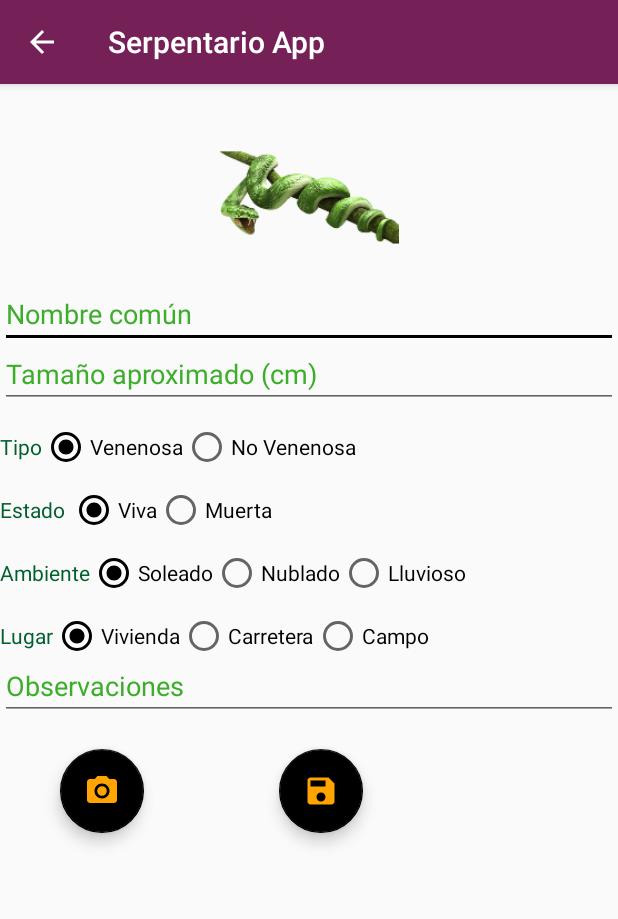
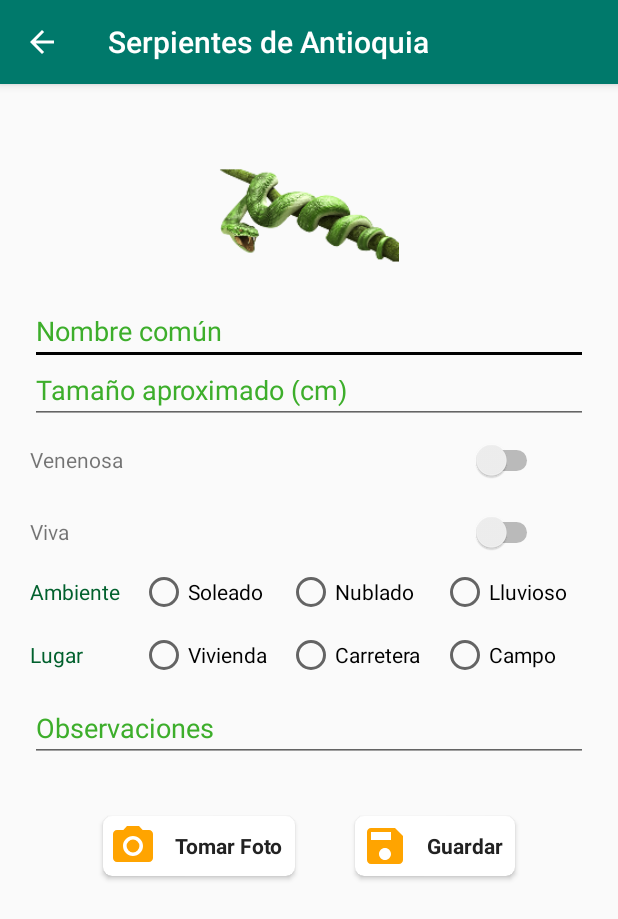
Before and after one commit to DiegoVR17/SerpientesDeAntioquia, an Android app: the AvistamientoActivity screen opened directly, with no data from a screen before it, on a phone screen of 412 x 824 dp. Shown: the top 919 px of the screen. Run offline under Robolectric (Android 15) with nearby library versions, the phone set to English and light mode, and no system bars; our stand-ins replace Firebase (no records; nobody signed in at launch, a user with empty details on screens opened directly); 1 statement that could not run was skipped.

Commit message:
Commiting source code

```diff
--- a/app/src/main/java/com/example/serpentario_app/AvistamientoActivity.kt
+++ b/app/src/main/java/com/example/serpentario_app/AvistamientoActivity.kt
@@ -61,6 +61,8 @@ class AvistamientoActivity : AppCompatActivity() {
         var Nombre = NombreSerp.text.toString()
         var Coordenas = Coordenadas.text.toString()
 
+
+
         BtnTomarFoto.setOnClickListener {
 
             val takePictureIntent = Intent(MediaStore.ACTION_IMAGE_CAPTURE)
@@ -80,23 +82,21 @@ class AvistamientoActivity : AppCompatActivity() {
             var lugar = ""
 
 
-            if (radioGTipo.checkedRadioButtonId != -1){
-                if(Tipo1.isChecked){
+                if(switch_voz.isChecked){
                     tipo +="Venenosa"
                 }
-                if (Tipo2.isChecked){
-                    tipo +="No venenosa"
+                else{
+                    tipo += "No venenosa"
                 }
-            }
-            if (radioGEstado.checkedRadioButtonId != -1){
-                if(Viva.isChecked){
+
+                if(switch_voz.isChecked){
+                     estado +="Viva"
+                }
+                else{
                     estado +="Viva"
-                }
-                if (Muerta.isChecked){
-                    estado +="Muerta"
-                }
-            }
-            if (radioGAmbiente.checkedRadioButtonId != -1){
+                 }
+
+
                 if(Soleado.isChecked){
                     ambiente +="Soleado"
                 }
@@ -106,8 +106,7 @@ class AvistamientoActivity : AppCompatActivity() {
                 if(Lluvioso.isChecked){
                     ambiente +="Lluvioso"
                 }
-            }
-            if (radioGLugar.checkedRadioButtonId != -1){
+
                 if(Vivienda.isChecked){
                     lugar +="Vivienda"
                 }
@@ -117,7 +116,7 @@ class AvistamientoActivity : AppCompatActivity() {
                 if(Campo.isChecked){
                     lugar +="Campo"
                 }
-            }
+
 
             if(Nombre == ""){
                 Nombre +="Por defecto"
--- a/app/src/main/java/com/example/serpentario_app/MainActivity.kt
+++ b/app/src/main/java/com/example/serpentario_app/MainActivity.kt
@@ -33,7 +33,7 @@ class MainActivity : AppCompatActivity() {
         val tv1 = hView.findViewById(R.id.NombreApp) as TextView
         val tv2 = hView.findViewById(R.id.NombreUsuario) as TextView
 
-        tv1.text = "Serpentario App"
+        tv1.text = "Serpientes de Antioquia"
         tv2.text = currentUser?.displayName
         ImageView.setImageResource(R.mipmap.icono_splash_foreground)
 
--- a/app/src/main/res/layout/activity_avistamiento.xml
+++ b/app/src/main/res/layout/activity_avistamiento.xml
@@ -6,119 +6,112 @@
     android:layout_width="match_parent"
     android:layout_height="match_parent"
     tools:context=".AvistamientoActivity"
-    android:orientation="vertical">
+    android:padding="20dp"
+    android:orientation="vertical"
+    android:layout_centerHorizontal="true">
 
     <ImageView
         android:id="@+id/imageViewFoto"
         android:layout_width="match_parent"
         android:layout_height="120dp"
-        android:layout_marginTop="16dp"
+        android:layout_marginTop="8dp"
         android:src="@mipmap/icono_serpiente_login_foreground">
     </ImageView>
 
     <EditText
         android:id="@+id/NombreSerp"
         android:layout_width="match_parent"
-    android:layout_height="40dp"
+        android:layout_height="39dp"
         android:hint="@string/Nombre"
-        android:textColorHint="@color/GreenU1"></EditText>
+        android:textColorHint="@color/GreenU1" />
 
     <EditText
         android:id="@+id/TamaSerp"
         android:layout_width="match_parent"
-        android:layout_height="40dp"
+        android:layout_height="39dp"
         android:hint="@string/Tama"
-        android:textColorHint="@color/GreenU1"></EditText>
+        android:textColorHint="@color/GreenU1" />
 
-    <RadioGroup
-        android:id="@+id/radioGTipo"
-        android:layout_width="wrap_content"
+    <RelativeLayout
+        android:layout_width="match_parent"
         android:layout_height="wrap_content"
-        android:layout_marginTop="10dp"
-        android:checkedButton="@id/Tipo1"
-        android:gravity="center"
+        android:layout_gravity="center"
         android:orientation="horizontal"
-        app:layout_constraintEnd_toEndOf="parent"
-        app:layout_constraintStart_toStartOf="parent"
-        app:layout_constraintTop_toTopOf="parent">
+        android:paddingEnd="30dp"
+        android:paddingStart="0dp"
+        android:paddingRight="30dp"
+        android:paddingLeft="0dp">
+
+        <TextView
+            android:id="@+id/tV_voz"
+            android:layout_width="match_parent"
+            android:layout_height="wrap_content"
+            android:layout_alignParentStart="true"
+            android:layout_centerVertical="true"
+            android:layout_gravity="start"
+            android:text="Venenosa"
+            tools:ignore="RtlCompat" />
+
+        <Switch
+            android:id="@+id/switch_voz"
+            android:layout_width="48dp"
+            android:layout_height="48dp"
+            android:layout_alignParentEnd="true"
+            android:layout_centerVertical="true"
+            android:layout_gravity="end"
+            tools:ignore="RtlCompat,UseSwitchCompatOrMaterialXml" />
+    </RelativeLayout>
 
 
-        <TextView
+    <RelativeLayout
         android:layout_width="match_parent"
         android:layout_height="wrap_content"
-            android:text="@string/Tipo"
-            android:textColor="@color/GreenU"></TextView>
+        android:layout_gravity="center"
+        android:orientation="horizontal"
+        android:paddingEnd="30dp"
+        android:paddingStart="0dp"
+        android:paddingLeft="0dp"
+        android:paddingRight="30dp">
 
-        <RadioButton
-            android:id="@+id/Tipo1"
-            android:layout_width="wrap_content"
+        <TextView
+            android:id="@+id/viva"
+            android:layout_width="match_parent"
             android:layout_height="wrap_content"
-            android:layout_weight="1"
-            android:text="@string/Venenosa" />
+            android:layout_alignParentStart="true"
+            android:layout_centerVertical="true"
+            android:layout_gravity="start"
+            android:text="Viva"
+            tools:ignore="RtlCompat" />
 
-        <RadioButton
-            android:id="@+id/Tipo2"
-            android:layout_width="wrap_content"
-            android:layout_height="wrap_content"
-            android:layout_weight="1"
-            android:text="@string/NoVenenosa" />
-
-    </RadioGroup>
+        <Switch
+            android:id="@+id/switch_viva"
+            android:layout_width="48dp"
+            android:layout_height="48dp"
+            android:layout_alignParentEnd="true"
+            android:layout_centerVertical="true"
+            android:layout_gravity="end"
+            tools:ignore="RtlCompat,UseSwitchCompatOrMaterialXml" />
+    </RelativeLayout>
 
 
-    <RadioGroup
-        android:id="@+id/radioGEstado"
-        android:layout_width="wrap_content"
+    <TableLayout
+        android:layout_width="match_parent"
         android:layout_height="wrap_content"
-        android:layout_marginTop="10dp"
-        android:checkedButton="@id/Viva"
-        android:gravity="center"
-        android:orientation="horizontal"
-        app:layout_constraintEnd_toEndOf="parent"
-        app:layout_constraintStart_toStartOf="parent"
-        app:layout_constraintTop_toTopOf="parent">
+        android:paddingBottom="10dp">
 
 
-        <TextView
+        <TableRow
             android:layout_width="match_parent"
-            android:layout_height="wrap_content"
-            android:text="@string/Estado"
-            android:textColor="@color/GreenU"></TextView>
-
-        <RadioButton
-            android:id="@+id/Viva"
-            android:layout_width="wrap_content"
-            android:layout_height="wrap_content"
-            android:layout_weight="1"
-            android:text="@string/Viva" />
-
-        <RadioButton
-            android:id="@+id/Muerta"
-            android:layout_width="wrap_content"
-            android:layout_height="wrap_content"
-            android:layout_weight="1"
-            android:text="@string/Muerta" />
-
-    </RadioGroup>
-
-    <RadioGroup
-        android:id="@+id/radioGAmbiente"
-        android:layout_width="wrap_content"
-        android:layout_height="wrap_content"
-        android:layout_marginTop="10dp"
-        android:checkedButton="@id/Soleado"
-        android:gravity="center"
-        android:orientation="horizontal"
-        app:layout_constraintEnd_toEndOf="parent"
-        app:layout_constraintStart_toStartOf="parent"
-        app:layout_constraintTop_toTopOf="parent">
+            android:layout_height="match_parent"
+            android:paddingBottom="10dp">
 
 
             <TextView
                 android:layout_width="match_parent"
                 android:layout_height="wrap_content"
                 android:text="@string/Ambiente"
-            android:textColor="@color/GreenU"></TextView>
+                android:layout_weight="1"
+                android:textColor="@color/GreenU" />
 
             <RadioButton
                 android:id="@+id/Soleado"
@@ -141,26 +134,17 @@
                 android:layout_weight="1"
                 android:text="@string/Lluvioso" />
 
-    </RadioGroup>
+        </TableRow>
 
-    <RadioGroup
-        android:id="@+id/radioGLugar"
-        android:layout_width="wrap_content"
-        android:layout_height="wrap_content"
-        android:layout_marginTop="10dp"
-        android:checkedButton="@id/Vivienda"
-        android:gravity="center"
-        android:orientation="horizontal"
-        app:layout_constraintEnd_toEndOf="parent"
-        app:layout_constraintStart_toStartOf="parent"
-        app:layout_constraintTop_toTopOf="parent">
-
-
+        <TableRow
+            android:layout_width="match_parent"
+            android:layout_height="match_parent">
             <TextView
                 android:layout_width="match_parent"
                 android:layout_height="wrap_content"
                 android:text="@string/Lugar"
-            android:textColor="@color/GreenU"></TextView>
+                android:layout_weight="1"
+                android:textColor="@color/GreenU"/>
 
             <RadioButton
                 android:id="@+id/Vivienda"
@@ -183,54 +167,113 @@
                 android:layout_height="wrap_content"
                 android:layout_weight="1"
                 android:text="@string/Campo" />
-    </RadioGroup>
+        </TableRow>
+
+        <TableRow
+            android:layout_width="match_parent"
+            android:layout_height="match_parent" />
+    </TableLayout>
+
 
     <EditText
         android:id="@+id/Observaciones"
         android:layout_width="match_parent"
-        android:layout_height="40dp"
+        android:layout_height="wrap_content"
         android:hint="@string/Observaciones"
-        android:textColorHint="@color/GreenU1"></EditText>
+        android:inputType="textMultiLine"
+        android:textColorHint="@color/GreenU1"
+        android:layout_marginBottom="2dp"/>
 
     <TextView
         android:id="@+id/Coordenadas"
         android:layout_width="match_parent"
         android:layout_height="wrap_content"
         android:textColor="@color/GreenU1"
-        android:textSize="10dp"></TextView>
+        android:textSize="10dp" />
+
+
 
     <LinearLayout
         android:layout_width="match_parent"
-        android:layout_height="150dp"
-        android:orientation="horizontal">
+        android:layout_height="wrap_content"
+        android:orientation="horizontal"
+        android:gravity="center"
+        android:fitsSystemWindows="true">
 
-        <com.google.android.material.floatingactionbutton.FloatingActionButton
+
+        <androidx.cardview.widget.CardView xmlns:card_view="http://schemas.android.com/apk/res-auto"
             android:id="@+id/BtnTomarFoto"
             android:layout_width="wrap_content"
             android:layout_height="wrap_content"
-            android:layout_marginHorizontal="40dp"
-            android:layout_marginTop="5dp"
-            app:srcCompat="@drawable/icono_opencamara"
-            tools:ignore="VectorDrawableCompat"></com.google.android.material.floatingactionbutton.FloatingActionButton>
+            android:layout_margin="20dp"
+            card_view:cardCornerRadius="6dp"
+            android:layout_gravity="center">
 
-        <com.google.android.material.floatingactionbutton.FloatingActionButton
+            <LinearLayout
+                android:layout_width="match_parent"
+                android:layout_height="wrap_content"
+                android:orientation="horizontal"
+                android:layout_gravity="center">
+
+
+                <ImageView
+                    android:layout_width="40dp"
+                    android:layout_height="40dp"
+                    android:padding="4dp"
+                    android:scaleType="fitCenter"
+                    android:src="@drawable/icono_opencamara" />
+
+                <TextView
+
+                    android:layout_width="wrap_content"
+                    android:layout_height="wrap_content"
+                    android:maxLines="3"
+                    android:padding="8dp"
+                    android:layout_gravity="center_vertical"
+                    android:text="@string/TomarFoto"
+                    android:textColor="#222"
+                    android:textStyle="bold"/>
+            </LinearLayout>
+        </androidx.cardview.widget.CardView>
+
+        <androidx.cardview.widget.CardView xmlns:card_view="http://schemas.android.com/apk/res-auto"
             android:id="@+id/BtnGuardar"
             android:layout_width="wrap_content"
             android:layout_height="wrap_content"
-            android:layout_marginHorizontal="50dp"
-            android:layout_marginTop="5dp"
-            app:srcCompat="@drawable/icono_save"
-            tools:ignore="VectorDrawableCompat"></com.google.android.material.floatingactionbutton.FloatingActionButton>
+            android:layout_margin="20dp"
+            card_view:cardCornerRadius="6dp"
+            android:layout_gravity="center">
 
+            <LinearLayout
+                android:layout_width="match_parent"
+                android:layout_height="wrap_content"
+                android:orientation="horizontal"
+                android:layout_gravity="center">
+
+
+                <ImageView
+                    android:id="@+id/iV_audio"
+                    android:layout_width="40dp"
+                    android:layout_height="40dp"
+                    android:padding="4dp"
+                    android:scaleType="fitCenter"
+                    android:src="@drawable/icono_save" />
+
+                <TextView
+                    android:id="@+id/tV_audio"
+                    android:layout_width="wrap_content"
+                    android:layout_height="wrap_content"
+                    android:maxLines="3"
+                    android:padding="8dp"
+                    android:layout_gravity="center_vertical"
+                    android:text="@string/Guardar"
+                    android:textColor="#222"
+                    android:textStyle="bold"/>
+            </LinearLayout>
+        </androidx.cardview.widget.CardView>
 
     </LinearLayout>
 
 
 
-
-
-
-
-
-
 </LinearLayout>
--- a/app/src/main/res/layout/activity_splash.xml
+++ b/app/src/main/res/layout/activity_splash.xml
@@ -17,7 +17,7 @@
         android:padding="10dp"
         android:text="@string/SerpentarioApp"
         android:textColor="@color/GreenU"
-        android:textSize="30dp"
+        android:textSize="20dp"
         android:textStyle="bold"></TextView>
 
     <ImageView
--- a/app/src/main/res/values/colors.xml
+++ b/app/src/main/res/values/colors.xml
@@ -145,6 +145,9 @@
     <item name="GreenU1" type="color">#3DAE2B</item>
     <item name="MoradoU" type="color">#752157</item>
     <item name="NaranjaU" type="color">#FFA400</item>
+    <item name="colorPrimary1" type="color">#00796b</item>
+    <item name="colorPrimaryDark1" type="color">#004c40</item>
+
 
 
     <integer-array name="EditColors">
--- a/app/src/main/res/values/strings.xml
+++ b/app/src/main/res/values/strings.xml
@@ -1,6 +1,6 @@
 <resources>
-    <string name="app_name">Serpentario App</string>
-    <string name="SerpentarioApp">Serpentario App</string>
+    <string name="app_name">Serpientes de Antioquia</string>
+    <string name="SerpentarioApp">Serpientes de Antioquia</string>
     <string name="sign_in_with_google">Iniciar Sesión</string>
     <string name="id">Id</string>
     <string name="name">Usuario</string>
@@ -9,7 +9,7 @@
     <string name="Usuario">Usuario</string>
     <string name="drawer_open">Drawer Open</string>
     <string name="drawer_close">Drawer Close</string>
-    <string name="option">Serpentario App</string>
+    <string name="option">Serpientes de Antioquia</string>
     <string name="TomarFoto">Tomar Foto</string>
     <string name="Guardar">Guardar</string>
     <string name="Nombre">Nombre común</string>
--- a/app/src/main/res/values/styles.xml
+++ b/app/src/main/res/values/styles.xml
@@ -3,8 +3,8 @@
     <!-- Base application theme. -->
     <style name="AppTheme" parent="Theme.AppCompat.Light.DarkActionBar">
         <!-- Customize your theme here. -->
-        <item name="colorPrimary">@color/MoradoU</item>
-        <item name="colorPrimaryDark">@color/NaranjaU</item>
+        <item name="colorPrimary">@color/colorPrimary1</item>
+        <item name="colorPrimaryDark">@color/colorPrimaryDark1</item>
         <item name="colorAccent">@color/black</item>
     </style>
 
```
Lines whose indentation alone changed are shown as unchanged.
